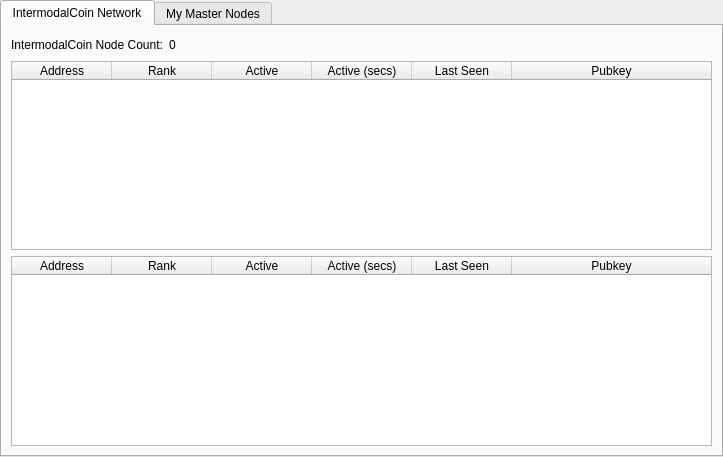
Qt form src/qt/forms/masternodemanager.ui (Intermodalcoin/Intermodal-Coin) before a commit.
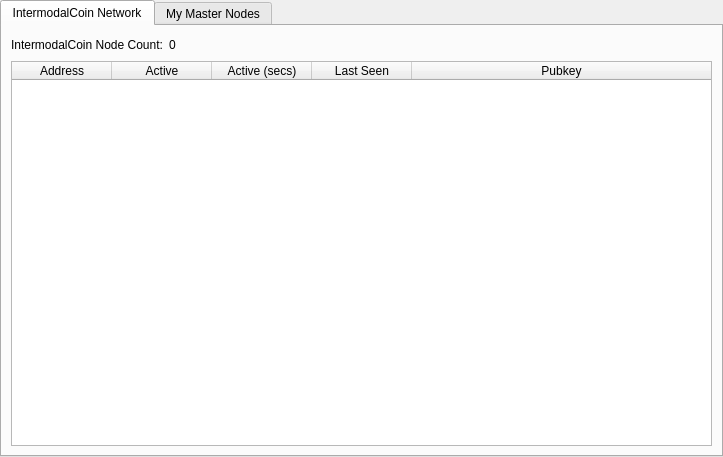
The same form after that commit. The open tabs and pages were chosen to show the change.

Diff of the .ui file:
```diff
--- a/src/qt/forms/masternodemanager.ui
+++ b/src/qt/forms/masternodemanager.ui
@@ -61,60 +61,6 @@
            <column>
             <property name="text">
              <string>Address</string>
-            </property>
-           </column>
-           <column>
-            <property name="text">
-             <string>Rank</string>
-            </property>
-           </column>
-           <column>
-            <property name="text">
-             <string>Active</string>
-            </property>
-           </column>
-           <column>
-            <property name="text">
-             <string>Active (secs)</string>
-            </property>
-           </column>
-           <column>
-            <property name="text">
-             <string>Last Seen</string>
-            </property>
-           </column>
-           <column>
-            <property name="text">
-             <string>Pubkey</string>
-            </property>
-           </column>
-          </widget>
-         </item>
-         <item row="2" column="0">
-          <widget class="QTableWidget" name="tableWidget_3">
-           <property name="editTriggers">
-            <set>QAbstractItemView::NoEditTriggers</set>
-           </property>
-           <property name="alternatingRowColors">
-            <bool>true</bool>
-           </property>
-           <property name="selectionBehavior">
-            <enum>QAbstractItemView::SelectRows</enum>
-           </property>
-           <property name="sortingEnabled">
-            <bool>true</bool>
-           </property>
-           <attribute name="horizontalHeaderStretchLastSection">
-            <bool>true</bool>
-           </attribute>
-           <column>
-            <property name="text">
-             <string>Address</string>
-            </property>
-           </column>
-           <column>
-            <property name="text">
-             <string>Rank</string>
             </property>
            </column>
            <column>
```
Left out of the diff: 2 changed lines with no effect on the pictures.
